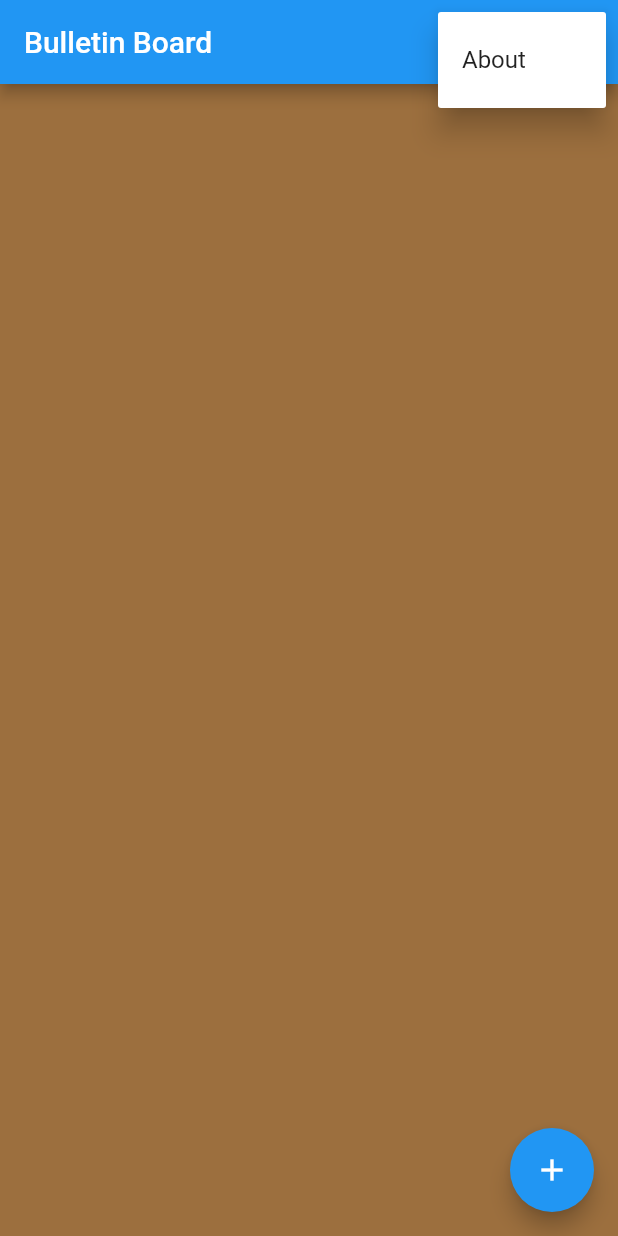
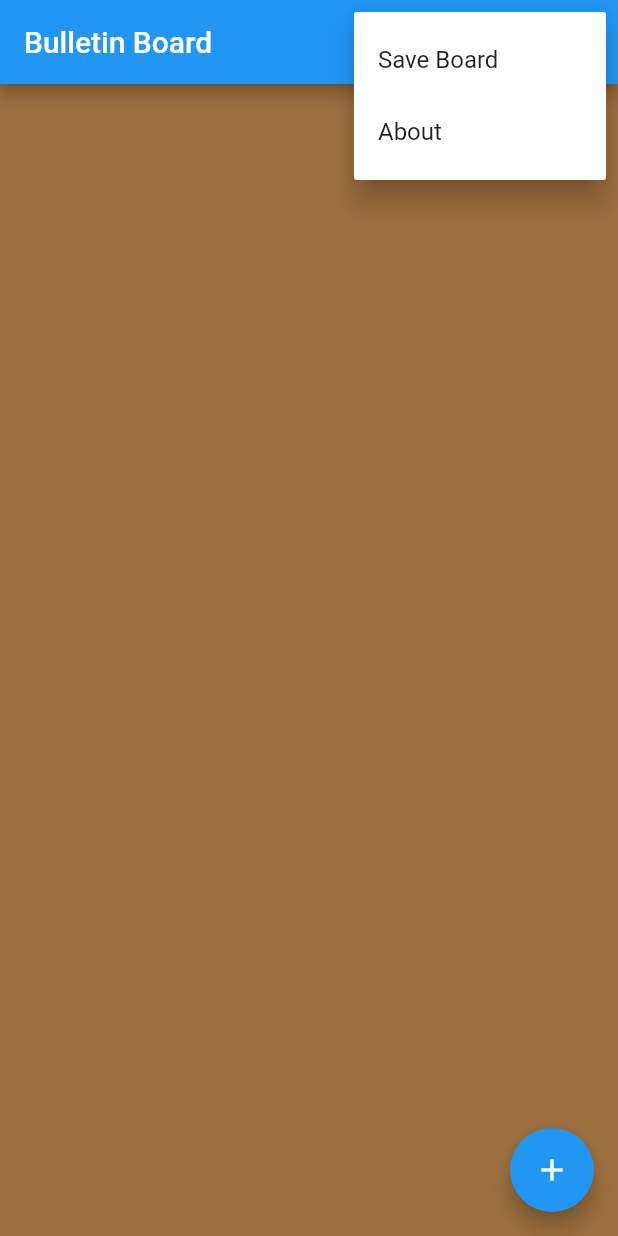
Before and after one commit to WinterWind33/astali, a Flutter app: the screen it shows after launch, after a tap on the "settings" icon, on a phone screen of 412 x 824 dp. Run offline on Flutter 3.47's test engine with Material 2 defaults, Android fonts, the phone set to English and light mode, and no system bars.

Commit message:
Added Save Board menu item.

```diff
--- a/lib/astali_app_home.dart
+++ b/lib/astali_app_home.dart
@@ -10,21 +10,21 @@ import 'settings/astali_about_dialog.dart';
 import 'package:flutter/material.dart';
 
 typedef OnAboutItemClicked = VoidCallback;
+typedef OnSaveBoardClicked = VoidCallback;
 
 /// Represents a set of callbacks used inside the presentation
 /// of the astali app home.
 class ScenesCommonCallbacks {
-  const ScenesCommonCallbacks({
-    required this.onAboutButtonClicked});
+  const ScenesCommonCallbacks(
+      {required this.onAboutButtonClicked, required this.onSaveBoardClicked});
 
   // When the 'About' button is clicked inside the settings menu.
   final OnAboutItemClicked onAboutButtonClicked;
+  final OnSaveBoardClicked onSaveBoardClicked;
 }
 
 class AstaliAppHomePresentation extends StatelessWidget {
-  const AstaliAppHomePresentation({
-    required this.commonCallbacks,
-    super.key});
+  const AstaliAppHomePresentation({required this.commonCallbacks, super.key});
 
   final ScenesCommonCallbacks commonCallbacks;
 
@@ -42,15 +42,17 @@ class AstaliAppHomePresentation extends StatelessWidget {
               case "About":
                 commonCallbacks.onAboutButtonClicked();
                 break;
+              case "SaveBoard":
+                commonCallbacks.onSaveBoardClicked();
+                break;
               default:
             }
           },
           itemBuilder: (context) {
             return [
               const PopupMenuItem<String>(
-                value: "About",
-                child: Text("About")
-              )
+                  value: "SaveBoard", child: Text("Save Board")),
+              const PopupMenuItem<String>(value: "About", child: Text("About")),
             ];
           },
         )
@@ -65,7 +67,6 @@ class AstaliAppHomePresentation extends StatelessWidget {
       body: const BulletinBoardScene(),
     );
   }
-
 }
 
 /// Represents the home UI widget.
@@ -83,17 +84,18 @@ class AstaliAppHome extends StatefulWidget {
 ///
 /// Builds up the main user interface.
 class _AstaliAppHomeState extends State<AstaliAppHome> {
-
   @override
   Widget build(BuildContext context) {
     return AstaliAppHomePresentation(
       commonCallbacks: ScenesCommonCallbacks(
-        onAboutButtonClicked: _onAboutItemClicked
-      ),
+          onAboutButtonClicked: _onAboutItemClicked,
+          onSaveBoardClicked: _onSaveBoardClicked),
     );
   }
 
   void _onAboutItemClicked() {
     showAstaliAboutDialog(context);
   }
+
+  void _onSaveBoardClicked() {}
 }
```
